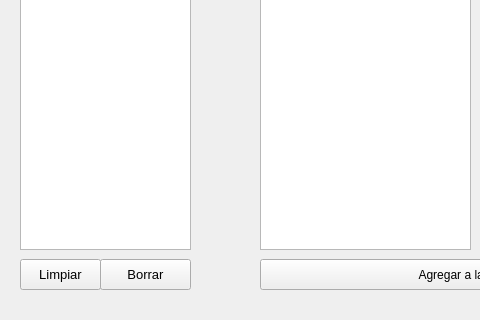
The window that src/ui/home.ui (4l3j0Ok/fall-guys-anti-sniper) describes before a commit, drawn with Qt 5; both pictures show x 0 to 480 and y 250 to 570 of the 950 by 570 pixel window.
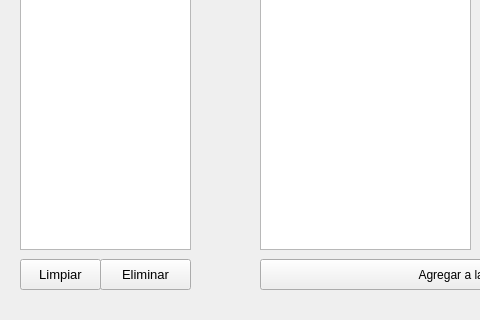
The same window after the commit.

Commit message: Clear and remove button logic

What changed in the file:
```diff
--- a/src/ui/home.ui
+++ b/src/ui/home.ui
@@ -228,7 +228,7 @@
       <cursorShape>PointingHandCursor</cursorShape>
      </property>
      <property name="text">
-      <string>Borrar</string>
+      <string>Eliminar</string>
      </property>
     </widget>
    </widget>
```
Left out of the diff: 2 changed lines with no effect on the pictures. The commit also changes 1 other file.
